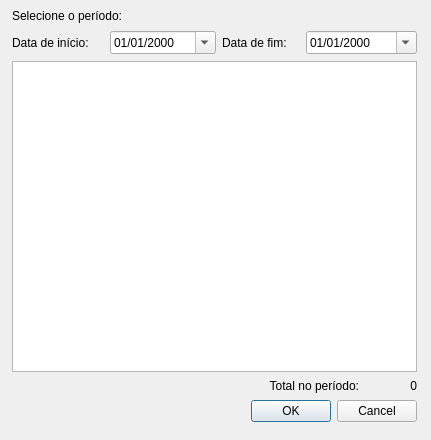
Old version of the form src/report.ui in the repository enriquefynn/VertSys.
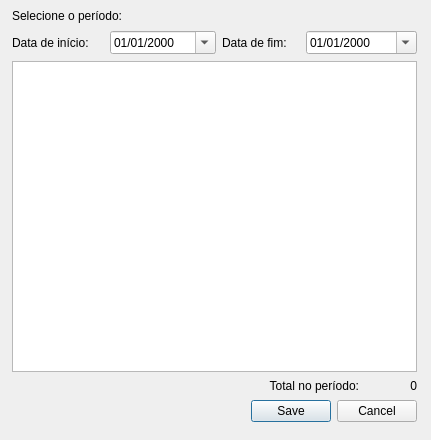
New version of the form.

Diff of the .ui file:
```diff
--- a/src/report.ui
+++ b/src/report.ui
@@ -127,7 +127,7 @@
     </rect>
    </property>
    <property name="standardButtons">
-    <set>QDialogButtonBox::Cancel|QDialogButtonBox::Ok</set>
+    <set>QDialogButtonBox::Cancel|QDialogButtonBox::Save</set>
    </property>
   </widget>
   <widget class="QWidget" name="verticalLayoutWidget_2">
```
